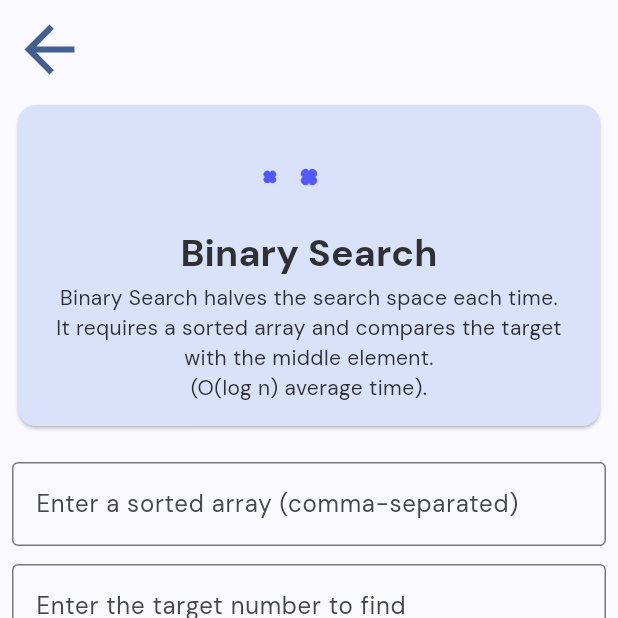
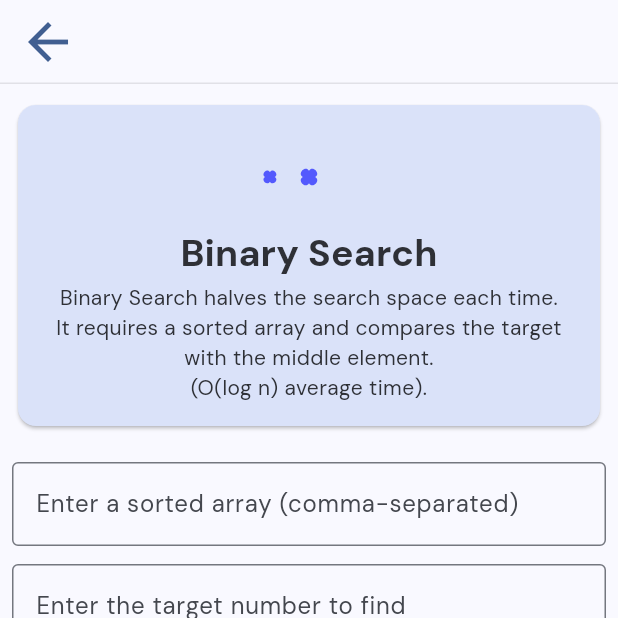
Before and after one commit to Reasondro/Howgorithm-Mobile, a Flutter app: the BinarySearchScreen screen opened by its route, after a tap on "Compute Binary Search Steps", on a phone screen of 412 x 824 dp, the top half of it. Run offline on Flutter 3.47's test engine with Material 3 defaults, Android fonts, the phone set to English and light mode, and no system bars; our stand-ins replace flutter_dotenv, flutter_native_splash, go_router, google_fonts, lottie, supabase_flutter; accounts and stored records are empty.

Commit message:
add custom app bars

```diff
--- a/lib/layouts/layout_scaffold_with_nav.dart
+++ b/lib/layouts/layout_scaffold_with_nav.dart
@@ -3,6 +3,7 @@ import 'package:go_router/go_router.dart';
 import 'package:howgorithm/models/destination.dart';
 import 'package:howgorithm/router/routes.dart';
 import 'package:howgorithm/extensions/go_router_location_extension.dart';
+import 'package:howgorithm/widgets/custom_app_bar.dart';
 
 class LayoutScaffoldWithNav extends StatelessWidget {
   const LayoutScaffoldWithNav({super.key, required this.navigationShell});
@@ -11,28 +12,20 @@ class LayoutScaffoldWithNav extends StatelessWidget {
 
   @override
   Widget build(BuildContext context) {
-    AppBar appBar;
+    CustomAppBar appBar;
 
     switch (GoRouter.of(context).location) {
       case Routes.homeScreen:
-        appBar = AppBar(
-          title: const Text("HOME"),
-        );
+        appBar = const CustomAppBar(title: "HOME");
         break;
       case Routes.algorithmsScreen:
-        appBar = AppBar(
-          title: const Text("ALGORITHMS"),
-        );
+        appBar = const CustomAppBar(title: "ALGORITHM");
         break;
       case Routes.profileScreen:
-        appBar = AppBar(
-          title: const Text("PROFILE"),
-        );
+        appBar = const CustomAppBar(title: "PROFILE");
         break;
       default:
-        appBar = AppBar(
-          title: const Text(""),
-        );
+        appBar = const CustomAppBar(title: "");
     }
 
     return Scaffold(
--- a/lib/screens/binary_search_screen.dart
+++ b/lib/screens/binary_search_screen.dart
@@ -243,7 +243,7 @@ class BinarySearchScreenState extends State<BinarySearchScreen> {
                     borderRadius: BorderRadius.circular(16),
                   ),
                   child: _hasSteps
-                      ? algorithmVisualization(_steps[_currentStep])
+                      ? AlgorithmVisualization(step: _steps[_currentStep])
                       : const Center(
                           child: Text(
                             'No steps yet.\nEnter the array & target, then tap the button!',
--- a/lib/screens/bubble_sort_screen.dart
+++ b/lib/screens/bubble_sort_screen.dart
@@ -196,7 +196,7 @@ class _BubbleSortScreenState extends State<BubbleSortScreen> {
                     borderRadius: BorderRadius.circular(16),
                   ),
                   child: _hasSteps
-                      ? algorithmVisualization(_steps[_currentStep])
+                      ? AlgorithmVisualization(step: _steps[_currentStep])
                       : const Center(
                           child: Text(
                             'No steps yet.\nEnter an array and tap the button!',
--- a/lib/widgets/algorithm_app_bar.dart
+++ b/lib/widgets/algorithm_app_bar.dart
@@ -16,14 +16,22 @@ class AlgorithmAppBar extends StatelessWidget implements PreferredSizeWidget {
         icon: Platform.isIOS
             ? const Icon(
                 Icons.arrow_back_ios,
-                size: 50,
+                size: 40,
               )
             : const Icon(
                 Icons.arrow_back,
-                size: 50,
+                size: 40,
               ),
       ),
+      leadingWidth: 64,
       backgroundColor: Theme.of(context).scaffoldBackgroundColor,
+      bottom: PreferredSize(
+        preferredSize: const Size.fromHeight(0.1),
+        child: Container(
+          height: 1.0,
+          color: const Color.fromARGB(33, 66, 66, 66),
+        ),
+      ),
     );
   }
 }
--- /dev/null
+++ b/lib/widgets/custom_app_bar.dart
@@ -0,0 +1,23 @@
+import 'package:flutter/material.dart';
+
+class CustomAppBar extends StatelessWidget implements PreferredSizeWidget {
+  const CustomAppBar({super.key, required this.title});
+
+  final String title;
+  @override
+  Size get preferredSize => const Size.fromHeight(kToolbarHeight + 10);
+  @override
+  Widget build(BuildContext context) {
+    return AppBar(
+      title: Text(title),
+      backgroundColor: Theme.of(context).scaffoldBackgroundColor,
+      bottom: PreferredSize(
+        preferredSize: const Size.fromHeight(0),
+        child: Container(
+          height: 1.0,
+          color: const Color.fromARGB(33, 66, 66, 66),
+        ),
+      ),
+    );
+  }
+}
```
Also changed, not shown: lib/widgets/algorithm_visualization.dart (+38 -2 lines), lib/widgets/number_box.dart (+38 -5 lines).
